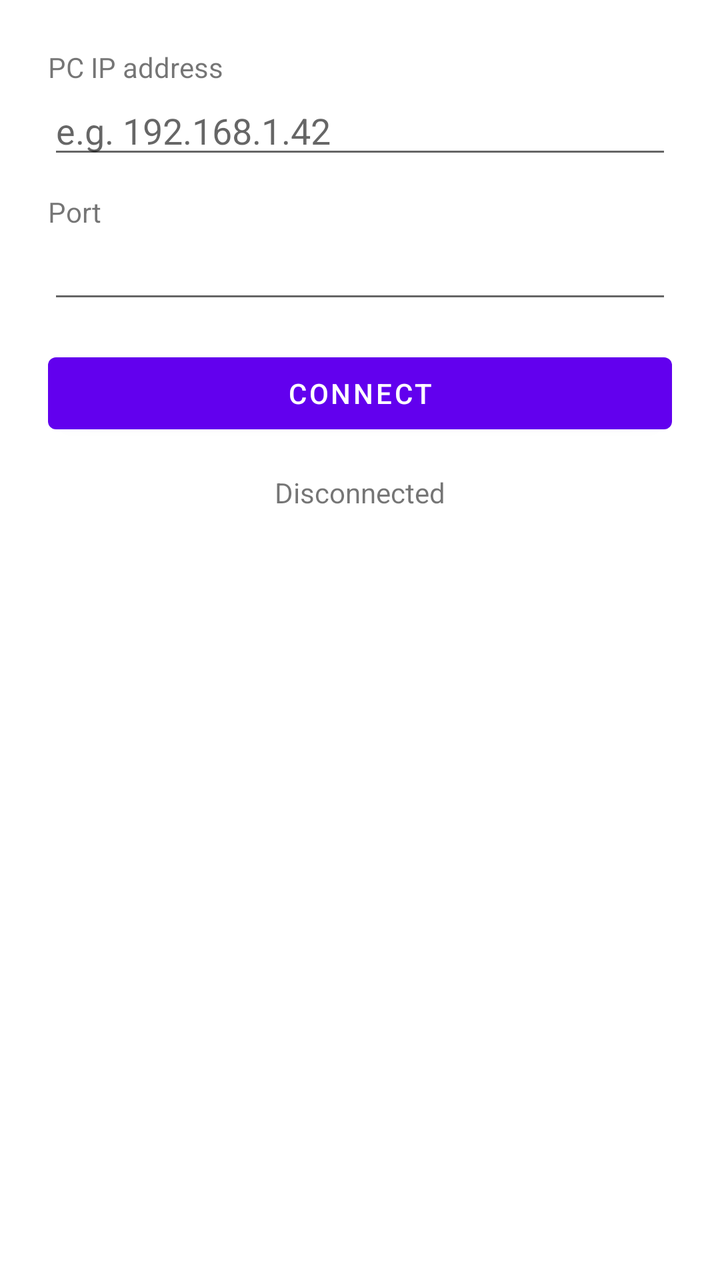
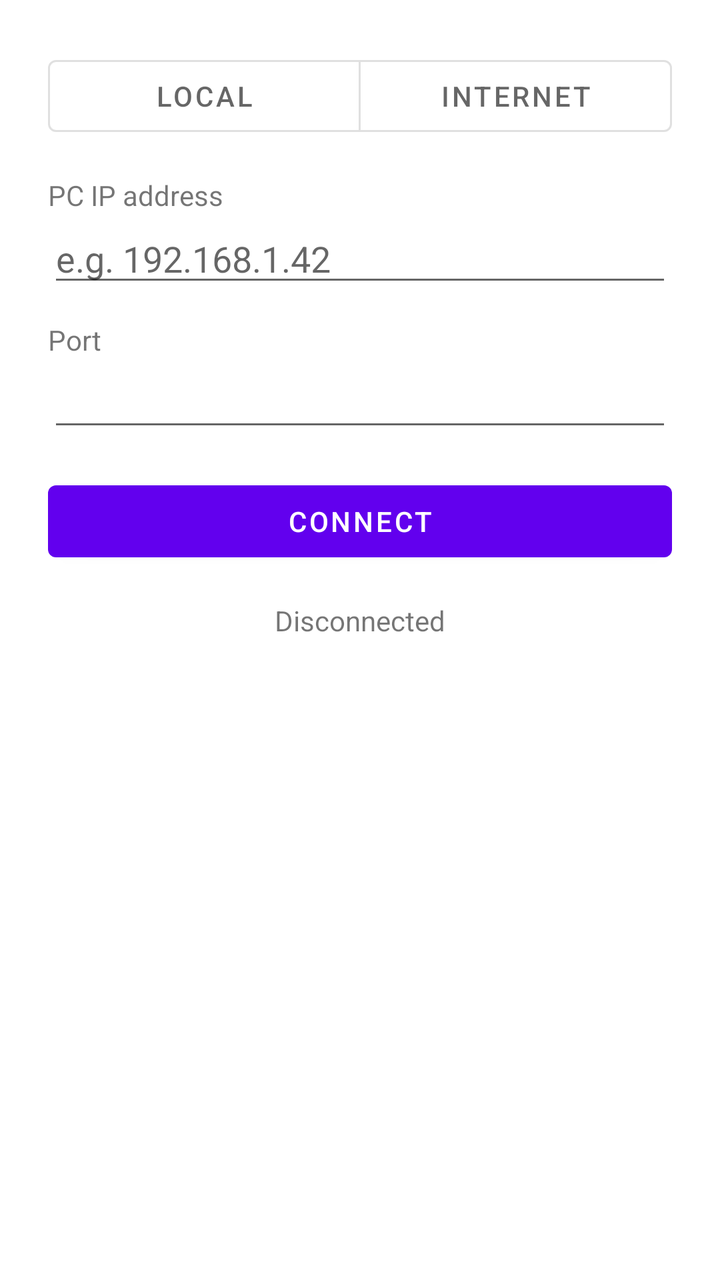

Before-and-after screenshots of an Android layout around one commit, followed by the original layout XML and the change that was made.
<!-- AndroidManifest.xml: application theme Theme.PhoneCursor -->
<!-- res/layout/activity_main.xml -->
<?xml version="1.0" encoding="utf-8"?>
<LinearLayout xmlns:android="http://schemas.android.com/apk/res/android"
    android:layout_width="match_parent"
    android:layout_height="match_parent"
    android:orientation="vertical"
    android:padding="24dp">

    

    <LinearLayout
        android:id="@+id/connectionPanel"
        android:layout_width="match_parent"
        android:layout_height="wrap_content"
        android:orientation="vertical">

        <TextView
            android:layout_width="wrap_content"
            android:layout_height="wrap_content"
            android:text="@string/label_ip" />

        <EditText
            android:id="@+id/ipInput"
            android:layout_width="match_parent"
            android:layout_height="wrap_content"
            android:autofillHints=""
            android:hint="@string/hint_ip"
            android:inputType="text" />

        <TextView
            android:layout_width="wrap_content"
            android:layout_height="wrap_content"
            android:layout_marginTop="12dp"
            android:text="@string/label_port" />

        <EditText
            android:id="@+id/portInput"
            android:layout_width="match_parent"
            android:layout_height="wrap_content"
            android:autofillHints=""
            android:inputType="number" />

        <Button
            android:id="@+id/connectButton"
            android:layout_width="match_parent"
            android:layout_height="wrap_content"
            android:layout_marginTop="16dp"
            android:text="@string/button_connect" />

    </LinearLayout>

    <TextView
        android:id="@+id/statusText"
        android:layout_width="match_parent"
        android:layout_height="wrap_content"
        android:layout_marginTop="16dp"
        android:gravity="center"
        android:text="@string/status_disconnected" />

    
    <LinearLayout
        android:id="@+id/controlsPanel"
        android:layout_width="match_parent"
        android:layout_height="0dp"
        android:layout_weight="1"
        android:orientation="vertical"
        android:visibility="gone">

        <LinearLayout
            android:layout_width="match_parent"
            android:layout_height="0dp"
            android:layout_marginTop="24dp"
            android:layout_weight="1"
            android:orientation="horizontal">

            <Button
                android:id="@+id/leftClickButton"
                android:layout_width="0dp"
                android:layout_height="match_parent"
                android:layout_marginEnd="8dp"
                android:layout_weight="1"
                android:text="@string/button_left_click" />

            <Button
                android:id="@+id/rightClickButton"
                android:layout_width="0dp"
                android:layout_height="match_parent"
                android:layout_marginStart="8dp"
                android:layout_weight="1"
                android:text="@string/button_right_click" />

        </LinearLayout>

        <Button
            android:id="@+id/keyboardButton"
            android:layout_width="match_parent"
            android:layout_height="wrap_content"
            android:layout_marginTop="16dp"
            android:text="@string/button_keyboard" />

        <Button
            android:id="@+id/recalibrateButton"
            android:layout_width="match_parent"
            android:layout_height="wrap_content"
            android:layout_marginTop="16dp"
            android:text="@string/button_recalibrate" />

        <TextView
            android:layout_width="match_parent"
            android:layout_height="wrap_content"
            android:layout_marginTop="4dp"
            android:gravity="center"
            android:text="@string/hint_recalibrate"
            android:textSize="12sp" />

        <TextView
            android:id="@+id/maxYawLabel"
            android:layout_width="match_parent"
            android:layout_height="wrap_content"
            android:layout_marginTop="16dp" />

        <com.google.android.material.slider.Slider
            android:id="@+id/maxYawSlider"
            android:layout_width="match_parent"
            android:layout_height="wrap_content" />

        <TextView
            android:id="@+id/maxPitchLabel"
            android:layout_width="match_parent"
            android:layout_height="wrap_content"
            android:layout_marginTop="8dp" />

        <com.google.android.material.slider.Slider
            android:id="@+id/maxPitchSlider"
            android:layout_width="match_parent"
            android:layout_height="wrap_content" />

        <com.google.android.material.checkbox.MaterialCheckBox
            android:id="@+id/invertYawCheckbox"
            android:layout_width="match_parent"
            android:layout_height="wrap_content"
            android:layout_marginTop="8dp"
            android:text="@string/checkbox_invert_yaw" />

        <com.google.android.material.checkbox.MaterialCheckBox
            android:id="@+id/invertPitchCheckbox"
            android:layout_width="match_parent"
            android:layout_height="wrap_content"
            android:text="@string/checkbox_invert_pitch" />

        <Button
            android:id="@+id/disconnectButton"
            android:layout_width="match_parent"
            android:layout_height="wrap_content"
            android:layout_marginTop="16dp"
            android:text="@string/button_disconnect" />

    </LinearLayout>

    
    <EditText
        android:id="@+id/hiddenKeyboardInput"
        android:layout_width="1dp"
        android:layout_height="1dp"
        android:alpha="0.01"
        android:contentDescription="@string/hidden_keyboard_input_description"
        android:importantForAutofill="no"
        android:inputType="text" />

</LinearLayout>
<!-- resources referenced by this layout -->
<resources>
  <string name="button_connect">Connect</string>
  <string name="button_disconnect">Disconnect</string>
  <string name="button_keyboard">Keyboard</string>
  <string name="button_left_click">Left Click</string>
  <string name="button_recalibrate">Recalibrate</string>
  <string name="button_right_click">Right Click</string>
  <string name="checkbox_invert_pitch">Invert Pitch</string>
  <string name="checkbox_invert_yaw">Invert Yaw</string>
  <string name="hidden_keyboard_input_description">Hidden field used to capture keyboard input</string>
  <string name="hint_ip">e.g. 192.168.1.42</string>
  <string name="hint_recalibrate">Lay phone flat, screen up, top edge pointed at the screen, then tap Recalibrate</string>
  <string name="label_ip">PC IP address</string>
  <string name="label_port">Port</string>
  <string name="status_disconnected">Disconnected</string>
  <style name="Theme.PhoneCursor" parent="Theme.MaterialComponents.DayNight.DarkActionBar">
          
          <item name="colorPrimary">@color/purple_500</item>
          <item name="colorPrimaryVariant">@color/purple_700</item>
          <item name="colorOnPrimary">@color/white</item>
          
          <item name="colorSecondary">@color/teal_200</item>
          <item name="colorSecondaryVariant">@color/teal_700</item>
          <item name="colorOnSecondary">@color/black</item>
          
          <item name="android:statusBarColor">?attr/colorPrimaryVariant</item>
          
          <item name="windowActionBar">false</item>
          <item name="windowNoTitle">true</item>
      </style>
  <color name="purple_500">#FF6200EE</color>
  <color name="purple_700">#FF3700B3</color>
  <color name="white">#FFFFFFFF</color>
  <color name="teal_200">#FF03DAC5</color>
  <color name="teal_700">#FF018786</color>
  <color name="black">#FF000000</color>
</resources>

<!-- the commit's change to res/layout/activity_main.xml (unified diff, before → after) -->
@@ -1,5 +1,6 @@
 <?xml version="1.0" encoding="utf-8"?>
 <LinearLayout xmlns:android="http://schemas.android.com/apk/res/android"
+    xmlns:app="http://schemas.android.com/apk/res-auto"
     android:layout_width="match_parent"
     android:layout_height="match_parent"
     android:orientation="vertical"
@@ -13,31 +14,89 @@
         android:layout_height="wrap_content"
         android:orientation="vertical">
 
-        <TextView
-            android:layout_width="wrap_content"
-            android:layout_height="wrap_content"
-            android:text="@string/label_ip" />
-
-        <EditText
-            android:id="@+id/ipInput"
-            android:layout_width="match_parent"
-            android:layout_height="wrap_content"
-            android:autofillHints=""
-            android:hint="@string/hint_ip"
-            android:inputType="text" />
-
-        <TextView
-            android:layout_width="wrap_content"
-            android:layout_height="wrap_content"
-            android:layout_marginTop="12dp"
-            android:text="@string/label_port" />
-
-        <EditText
-            android:id="@+id/portInput"
-            android:layout_width="match_parent"
-            android:layout_height="wrap_content"
-            android:autofillHints=""
-            android:inputType="number" />
+        <com.google.android.material.button.MaterialButtonToggleGroup
+            android:id="@+id/connectionModeToggle"
+            android:layout_width="match_parent"
+            android:layout_height="wrap_content"
+            app:singleSelection="true"
+            app:selectionRequired="true">
+
+            <Button
+                android:id="@+id/localModeButton"
+                style="?attr/materialButtonOutlinedStyle"
+                android:layout_width="0dp"
+                android:layout_height="wrap_content"
+                android:layout_weight="1"
+                android:checked="true"
+                android:text="@string/mode_local" />
+
+            <Button
+                android:id="@+id/internetModeButton"
+                style="?attr/materialButtonOutlinedStyle"
+                android:layout_width="0dp"
+                android:layout_height="wrap_content"
+                android:layout_weight="1"
+                android:text="@string/mode_internet" />
+
+        </com.google.android.material.button.MaterialButtonToggleGroup>
+
+        <LinearLayout
+            android:id="@+id/localFields"
+            android:layout_width="match_parent"
+            android:layout_height="wrap_content"
+            android:layout_marginTop="16dp"
+            android:orientation="vertical">
+
+            <TextView
+                android:layout_width="wrap_content"
+                android:layout_height="wrap_content"
+                android:text="@string/label_ip" />
+
+            <EditText
+                android:id="@+id/ipInput"
+                android:layout_width="match_parent"
+                android:layout_height="wrap_content"
+                android:autofillHints=""
+                android:hint="@string/hint_ip"
+                android:inputType="text" />
+
+            <TextView
+                android:layout_width="wrap_content"
+                android:layout_height="wrap_content"
+                android:layout_marginTop="12dp"
+                android:text="@string/label_port" />
+
+            <EditText
+                android:id="@+id/portInput"
+                android:layout_width="match_parent"
+                android:layout_height="wrap_content"
+                android:autofillHints=""
+                android:inputType="number" />
+
+        </LinearLayout>
+
+        <LinearLayout
+            android:id="@+id/internetFields"
+            android:layout_width="match_parent"
+            android:layout_height="wrap_content"
+            android:layout_marginTop="16dp"
+            android:orientation="vertical"
+            android:visibility="gone">
+
+            <TextView
+                android:layout_width="wrap_content"
+                android:layout_height="wrap_content"
+                android:text="@string/label_pairing_code" />
+
+            <EditText
+                android:id="@+id/pairingCodeInput"
+                android:layout_width="match_parent"
+                android:layout_height="wrap_content"
+                android:autofillHints=""
+                android:hint="@string/hint_pairing_code"
+                android:inputType="number" />
+
+        </LinearLayout>
 
         <Button
             android:id="@+id/connectButton"
@@ -45,6 +104,38 @@
             android:layout_height="wrap_content"
             android:layout_marginTop="16dp"
             android:text="@string/button_connect" />
+
+    </LinearLayout>
+
+    
+    <LinearLayout
+        android:id="@+id/confirmationPanel"
+        android:layout_width="match_parent"
+        android:layout_height="wrap_content"
+        android:orientation="vertical"
+        android:visibility="gone">
+
+        <TextView
+            android:id="@+id/confirmationCodeText"
+            android:layout_width="match_parent"
+            android:layout_height="wrap_content"
+            android:layout_marginTop="24dp"
+            android:gravity="center"
+            android:textSize="40sp" />
+
+        <TextView
+            android:layout_width="match_parent"
+            android:layout_height="wrap_content"
+            android:layout_marginTop="8dp"
+            android:gravity="center"
+            android:text="@string/text_confirmation_instructions" />
+
+        <Button
+            android:id="@+id/cancelConnectionButton"
+            android:layout_width="match_parent"
+            android:layout_height="wrap_content"
+            android:layout_marginTop="16dp"
+            android:text="@string/button_cancel" />
 
     </LinearLayout>
 
<!-- resource entries referenced after the edit -->
@@ -1,5 +1,6 @@
 <!-- resources referenced by this layout -->
 <resources>
+  <string name="button_cancel">Cancel</string>
   <string name="button_connect">Connect</string>
   <string name="button_disconnect">Disconnect</string>
   <string name="button_keyboard">Keyboard</string>
@@ -10,10 +11,15 @@
   <string name="checkbox_invert_yaw">Invert Yaw</string>
   <string name="hidden_keyboard_input_description">Hidden field used to capture keyboard input</string>
   <string name="hint_ip">e.g. 192.168.1.42</string>
+  <string name="hint_pairing_code">Code shown on the desktop</string>
   <string name="hint_recalibrate">Lay phone flat, screen up, top edge pointed at the screen, then tap Recalibrate</string>
   <string name="label_ip">PC IP address</string>
+  <string name="label_pairing_code">Pairing code</string>
   <string name="label_port">Port</string>
+  <string name="mode_internet">Internet</string>
+  <string name="mode_local">Local</string>
   <string name="status_disconnected">Disconnected</string>
+  <string name="text_confirmation_instructions">Compare this code with the one shown on the desktop, then accept it there.</string>
   <style name="Theme.PhoneCursor" parent="Theme.MaterialComponents.DayNight.DarkActionBar">
           
           <item name="colorPrimary">@color/purple_500</item>
